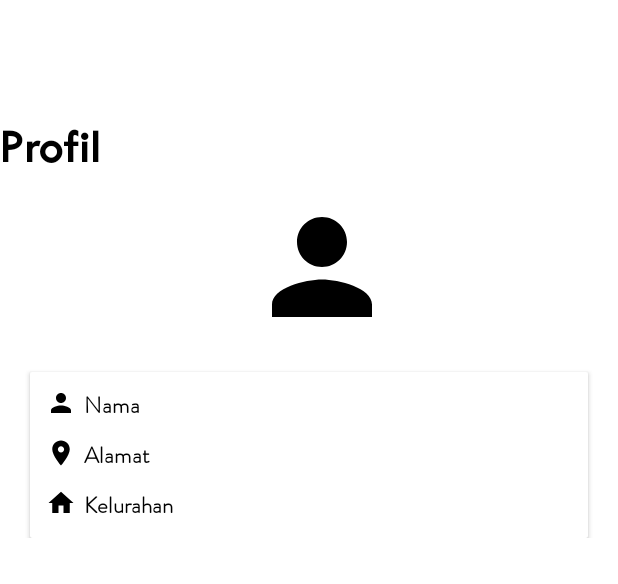
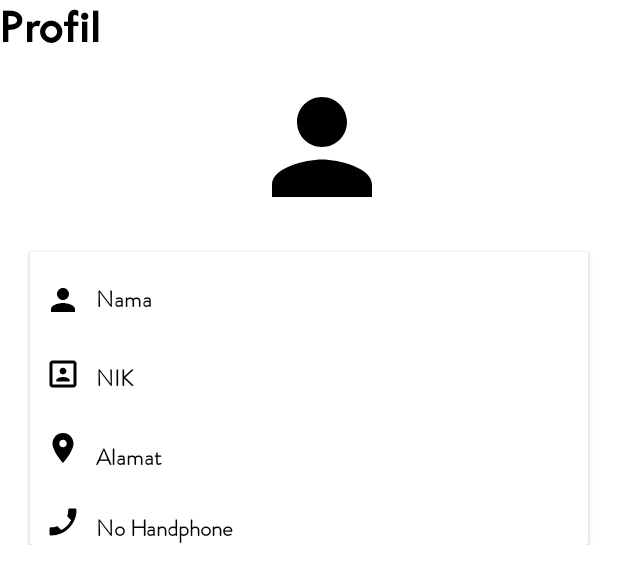
Before and after one commit to DwiAmalia/pakraden_gercep, an Android app: the layout fragment_profil.xml on its own in the app's theme, with its tools: preview values and no code run, on a phone screen of 412 x 824 dp. Shown: the top 584 px of the screen. Run offline under Robolectric (Android 15) with nearby library versions, the phone set to English and light mode, and no system bars.

Commit message:
create user interface xml

```diff
--- a/app/src/main/java/id/go/pringsewukab/pakraden_gercep/ui/notifications/NotificationsFragment.java
+++ b/app/src/main/java/id/go/pringsewukab/pakraden_gercep/ui/notifications/NotificationsFragment.java
@@ -10,21 +10,21 @@ import androidx.annotation.NonNull;
 import androidx.fragment.app.Fragment;
 import androidx.lifecycle.ViewModelProvider;
 
-import id.go.pringsewukab.pakraden_gercep.databinding.FragmentNotificationsBinding;
+import id.go.pringsewukab.pakraden_gercep.databinding.FragmentProfilBinding;
 
 public class NotificationsFragment extends Fragment {
 
-    private FragmentNotificationsBinding binding;
+    private FragmentProfilBinding binding;
 
     public View onCreateView(@NonNull LayoutInflater inflater,
                              ViewGroup container, Bundle savedInstanceState) {
         NotificationsViewModel notificationsViewModel =
                 new ViewModelProvider(this).get(NotificationsViewModel.class);
 
-        binding = FragmentNotificationsBinding.inflate(inflater, container, false);
+        binding = FragmentProfilBinding.inflate(inflater, container, false);
         View root = binding.getRoot();
 
-        final TextView textView = binding.textNotifications;
+        final TextView textView = binding.tv1;
         notificationsViewModel.getText().observe(getViewLifecycleOwner(), textView::setText);
         return root;
     }
--- /dev/null
+++ b/app/src/main/res/drawable-v24/cv_profile_bg.xml
@@ -0,0 +1,9 @@
+<vector xmlns:android="http://schemas.android.com/apk/res/android"
+    android:width="400dp"
+    android:height="400dp"
+    android:viewportWidth="301"
+    android:viewportHeight="301">
+    <path
+        android:pathData="M150.5,150.5m-150.5,0a150.5,150.5 0,1 1,301 0a1.5,150.5 0,1 1,-301 0"
+        android:fillColor="#6A5BE2"/>
+</vector>
--- /dev/null
+++ b/app/src/main/res/drawable-v24/cv_profile_bg1.xml
@@ -0,0 +1,9 @@
+<vector xmlns:android="http://schemas.android.com/apk/res/android"
+    android:width="400dp"
+    android:height="400dp"
+    android:viewportWidth="301"
+    android:viewportHeight="301">
+    <path
+        android:pathData="M150.5,150.5m-150.5,0a150.5,150.5 0,1 1,301 0a1.5,150.5 0,1 1,-301 0"
+        android:fillColor="#6A5"/>
+</vector>
--- /dev/null
+++ b/app/src/main/res/drawable/ic_baseline_add_box_24.xml
@@ -0,0 +1,5 @@
+<vector android:height="24dp" android:tint="#000000"
+    android:viewportHeight="24" android:viewportWidth="24"
+    android:width="24dp" xmlns:android="http://schemas.android.com/apk/res/android">
+    <path android:fillColor="@android:color/white" android:pathData="M19,3L5,3c-1.11,0 -2,0.9 -2,2v14c0,1.1 0.89,2 2,2h14c1.1,0 2,-0.9 2,-2L21,5c0,-1.1 -0.9,-2 -2,-2zM17,13h-4v4h-2v-4L7,13v-2h4L11,7h2v4h4v2z"/>
+</vector>
--- /dev/null
+++ b/app/src/main/res/drawable/ic_baseline_idpersonal_24.xml
@@ -0,0 +1,5 @@
+<vector android:height="24dp" android:tint="#000000"
+    android:viewportHeight="24" android:viewportWidth="24"
+    android:width="24dp" xmlns:android="http://schemas.android.com/apk/res/android">
+    <path android:fillColor="@android:color/white" android:pathData="M12,12.25c1.24,0 2.25,-1.01 2.25,-2.25S13.24,7.75 12,7.75 9.75,8.76 9.75,10s1.01,2.25 2.25,2.25zM16.5,16.25c0,-1.5 -3,-2.25 -4.5,-2.25s-4.5,0.75 -4.5,2.25L7.5,17h9v-0.75zM19,3L5,3c-1.1,0 -2,0.9 -2,2v14c0,1.1 0.9,2 2,2h14c1.1,0 2,-0.9 2,-2L21,5c0,-1.1 -0.9,-2 -2,-2zM19,19L5,19L5,5h14v14z"/>
+</vector>
--- /dev/null
+++ b/app/src/main/res/drawable/ic_baseline_mode_edit_24.xml
@@ -0,0 +1,5 @@
+<vector android:height="24dp" android:tint="#000000"
+    android:viewportHeight="24" android:viewportWidth="24"
+    android:width="24dp" xmlns:android="http://schemas.android.com/apk/res/android">
+    <path android:fillColor="@android:color/white" android:pathData="M3,17.25V21h3.75L17.81,9.94l-3.75,-3.75L3,17.25zM20.71,7.04c0.39,-0.39 0.39,-1.02 0,-1.41l-2.34,-2.34c-0.39,-0.39 -1.02,-0.39 -1.41,0l-1.83,1.83 3.75,3.75 1.83,-1.83z"/>
+</vector>
--- /dev/null
+++ b/app/src/main/res/drawable/ic_baseline_phone_enabled_24.xml
@@ -0,0 +1,5 @@
+<vector android:height="24dp" android:tint="#000000"
+    android:viewportHeight="24" android:viewportWidth="24"
+    android:width="24dp" xmlns:android="http://schemas.android.com/apk/res/android">
+    <path android:fillColor="@android:color/white" android:pathData="M17.38,10.79l-2.2,-2.2c-0.28,-0.28 -0.36,-0.67 -0.25,-1.02 0.37,-1.12 0.57,-2.32 0.57,-3.57 0,-0.55 0.45,-1 1,-1H20c0.55,0 1,0.45 1,1 0,9.39 -7.61,17 -17,17 -0.55,0 -1,-0.45 -1,-1v-3.49c0,-0.55 0.45,-1 1,-1 1.24,0 2.45,-0.2 3.57,-0.57 0.35,-0.12 0.75,-0.03 1.02,0.24l2.2,2.2c2.83,-1.45 5.15,-3.76 6.59,-6.59z"/>
+</vector>
--- a/app/src/main/res/layout/activity_home.xml
+++ b/app/src/main/res/layout/activity_home.xml
@@ -5,7 +5,6 @@
     android:layout_width="match_parent"
     android:layout_height="match_parent"
     android:paddingTop="?attr/actionBarSize">
-
 
 
     <com.google.android.material.bottomnavigation.BottomNavigationView
--- a/app/src/main/res/layout/fragment_profil.xml
+++ b/app/src/main/res/layout/fragment_profil.xml
@@ -1,5 +1,6 @@
 <?xml version="1.0" encoding="utf-8"?>
 <ScrollView
+    android:background="@color/white"
     xmlns:android="http://schemas.android.com/apk/res/android"
     xmlns:app="http://schemas.android.com/apk/res-auto"
     xmlns:tools="http://schemas.android.com/tools"
@@ -15,7 +16,6 @@
             android:id="@+id/tv1"
             android:layout_width="match_parent"
             android:layout_height="wrap_content"
-            android:layout_marginTop="80dp"
             android:fontFamily="@font/twentieth_century"
             android:text="Profil"
             android:textColor="@color/black"
@@ -28,7 +28,7 @@
 
 
         <ImageView
-            android:id="@+id/iv1"
+            android:id="@+id/imageProfile"
             android:layout_width="100dp"
             android:layout_height="100dp"
             android:layout_marginTop="12dp"
@@ -43,118 +43,132 @@
             android:background="@color/white"
             android:layout_width="match_parent"
             android:layout_height="wrap_content"
-            android:layout_marginHorizontal="10dp"
-            android:elevation="2dp"
+            android:padding="15dp"
+            android:elevation="9dp"
             app:layout_constraintEnd_toEndOf="parent"
             app:layout_constraintHorizontal_bias="0.0"
             app:layout_constraintStart_toStartOf="parent"
-            app:layout_constraintTop_toBottomOf="@+id/iv1"
+            app:layout_constraintTop_toBottomOf="@+id/imageProfile"
             android:layout_marginBottom="20dp">
 
-
-                <LinearLayout
-                    android:background="@color/white"
+            <androidx.constraintlayout.widget.ConstraintLayout
                 android:layout_width="match_parent"
-                    android:layout_height="match_parent"
-                    android:orientation="vertical"
-                    android:padding="5dp">
-
-                    <LinearLayout
-
-                        android:layout_width="match_parent"
-                        android:layout_height="match_parent"
-                        android:orientation="horizontal"
-                        android:padding="5dp">
+                android:layout_height="wrap_content"
+                android:layout_marginTop="20dp"
+                android:layout_marginLeft="10dp"
+                android:layout_marginRight="10dp">
 
                 <ImageView
-                            android:layout_width="20dp"
-                            android:layout_height="20dp"
-                            android:src="@drawable/ic_baseline_person_24" />
+                    android:id="@+id/icon_name"
+                    android:layout_width="wrap_content"
+                    android:layout_height="wrap_content"
+                    android:src="@drawable/ic_baseline_person_24"
+                    tools:ignore="MissingConstraints" />
 
                 <TextView
-                            android:id="@+id/nama_pegawai"
-                            android:layout_marginLeft="5dp"
-                            android:layout_width="match_parent"
+                    android:id="@+id/name"
+                    android:layout_width="0dp"
                     android:layout_height="wrap_content"
                     android:fontFamily="@font/brandon_light"
                     android:text="Nama"
                     android:textColor="@color/black"
                     android:textSize="15dp"
-                            android:textStyle="bold" />
+                    android:layout_marginLeft="10dp"
+                    android:textStyle="bold"
+                    app:layout_constraintEnd_toEndOf="parent"
+                    app:layout_constraintStart_toEndOf="@+id/icon_name"
+                    tools:ignore="MissingConstraints" />
 
 
-                    </LinearLayout>
-                    <LinearLayout
+                <ImageView
+                    android:layout_marginTop="25dp"
+                    android:id="@+id/icon_id"
+                    android:layout_width="wrap_content"
+                    android:layout_height="wrap_content"
+                    android:src="@drawable/ic_baseline_idpersonal_24"
+                    app:layout_constraintHorizontal_bias="0.527"
+                    app:layout_constraintStart_toStartOf="parent"
+                    app:layout_constraintTop_toBottomOf="@id/icon_name"/>
 
-                        android:layout_width="match_parent"
-                        android:layout_height="match_parent"
-                        android:orientation="horizontal"
-                        android:padding="5dp">
+                <TextView
+                    android:id="@+id/nik"
+                    android:layout_width="0dp"
+                    android:layout_height="wrap_content"
+                    android:fontFamily="@font/brandon_light"
+                    android:text="NIK"
+                    android:textColor="@color/black"
+                    android:textSize="15dp"
+                    android:layout_marginLeft="10dp"
+                    android:layout_marginTop="30dp"
+                    android:textStyle="bold"
+                    app:layout_constraintEnd_toEndOf="parent"
+                    app:layout_constraintStart_toEndOf="@+id/icon_id"
+                    app:layout_constraintTop_toBottomOf="@id/name" />
+
 
                 <ImageView
-                            android:layout_width="20dp"
-                            android:layout_height="20dp"
-                            android:src="@drawable/ic_baseline_location_on_24" />
+                    android:layout_marginTop="25dp"
+                    android:id="@+id/icon_addres"
+                    android:layout_width="wrap_content"
+                    android:layout_height="wrap_content"
+                    android:src="@drawable/ic_baseline_location_on_24"
+                    app:layout_constraintHorizontal_bias="0.527"
+                    app:layout_constraintStart_toStartOf="parent"
+                    app:layout_constraintTop_toBottomOf="@id/icon_id"/>
 
                 <TextView
-                            android:id="@+id/alamat"
-                            android:layout_marginLeft="5dp"
-                            android:layout_width="match_parent"
+                    android:id="@+id/addres"
+                    android:layout_width="0dp"
                     android:layout_height="wrap_content"
                     android:fontFamily="@font/brandon_light"
                     android:text="Alamat"
                     android:textColor="@color/black"
                     android:textSize="15dp"
-                            android:textStyle="bold" />
+                    android:layout_marginLeft="10dp"
+                    android:layout_marginTop="30dp"
+                    android:textStyle="bold"
+                    app:layout_constraintEnd_toEndOf="parent"
+                    app:layout_constraintStart_toEndOf="@+id/icon_id"
+                    app:layout_constraintTop_toBottomOf="@id/nik" />
+
+                <ImageView
+                    android:layout_marginTop="25dp"
+                    android:id="@+id/icon_phone"
+                    android:layout_width="wrap_content"
+                    android:layout_height="wrap_content"
+                    android:src="@drawable/ic_baseline_phone_enabled_24"
+                    app:layout_constraintHorizontal_bias="0.527"
+                    app:layout_constraintStart_toStartOf="parent"
+                    app:layout_constraintTop_toBottomOf="@id/icon_addres"/>
+
+                <TextView
+                    android:id="@+id/phone"
+                    android:layout_width="0dp"
+                    android:layout_height="wrap_content"
+                    android:fontFamily="@font/brandon_light"
+                    android:text="No Handphone"
+                    android:textColor="@color/black"
+                    android:textSize="15dp"
+                    android:layout_marginLeft="10dp"
+                    android:layout_marginTop="30dp"
+                    android:textStyle="bold"
+                    app:layout_constraintEnd_toEndOf="parent"
+                    app:layout_constraintStart_toEndOf="@+id/icon_phone"
+                    app:layout_constraintTop_toBottomOf="@id/icon_addres" />
 
 
-                    </LinearLayout>
-
-                    <LinearLayout
-
-                        android:layout_width="match_parent"
-                        android:layout_height="match_parent"
-                        android:orientation="horizontal"
-                        android:padding="5dp">
-
-                        <ImageView
-                            android:layout_width="20dp"
-                            android:layout_height="20dp"
-                            android:src="@drawable/ic_home_black_24dp" />
-
-                        <TextView
-                            android:id="@+id/ket"
-                            android:layout_marginLeft="5dp"
-                            android:layout_width="match_parent"
+                <Button
+                    android:id="@+id/button_edit"
+                    android:layout_width="wrap_content"
                     android:layout_height="wrap_content"
-                            android:fontFamily="@font/brandon_light"
-                            android:text="Kelurahan"
-                            android:textColor="@color/black"
-                            android:textSize="15dp"
-                            android:textStyle="bold" />
+                    android:text="Edit Profil"
+                    android:textStyle="bold"
+                    android:fontFamily="@font/twentieth_century"
+                    app:layout_constraintStart_toEndOf="@+id/phone"
+                    app:layout_constraintTop_toBottomOf="parent" />
 
 
-                    </LinearLayout>
-
-                    </LinearLayout>
-
+            </androidx.constraintlayout.widget.ConstraintLayout>
         </androidx.cardview.widget.CardView>
-
-
-        <TextView
-        android:id="@+id/text_notifications"
-        android:layout_width="match_parent"
-        android:layout_height="wrap_content"
-        android:layout_marginStart="8dp"
-        android:layout_marginTop="8dp"
-        android:layout_marginEnd="8dp"
-        android:textAlignment="center"
-        android:textSize="20sp"
-        app:layout_constraintBottom_toBottomOf="parent"
-        app:layout_constraintEnd_toEndOf="parent"
-        app:layout_constraintStart_toStartOf="parent"
-        app:layout_constraintTop_toTopOf="parent" />
-
     </androidx.constraintlayout.widget.ConstraintLayout>
-
 </ScrollView>
--- a/app/src/main/res/layout/splashscreen.xml
+++ b/app/src/main/res/layout/splashscreen.xml
@@ -56,7 +56,4 @@
             app:layout_constraintStart_toStartOf="parent"
             app:layout_constraintTop_toBottomOf="@id/tv1" />
     </androidx.constraintlayout.widget.ConstraintLayout>
-
-
-
 </androidx.constraintlayout.widget.ConstraintLayout>
--- a/app/src/main/res/menu/bottom_nav_menu.xml
+++ b/app/src/main/res/menu/bottom_nav_menu.xml
@@ -8,12 +8,12 @@
 
     <item
         android:id="@+id/navigation_dashboard"
-        android:icon="@drawable/ic_dashboard_black_24dp"
-        android:title="@string/title_dashboard" />
+        android:icon="@drawable/ic_baseline_add_box_24"
+        android:title="Pengajuan" />
 
     <item
         android:id="@+id/navigation_profile"
-        android:icon="@drawable/ic_notifications_black_24dp"
+        android:icon="@drawable/ic_baseline_person_24"
         android:title="Profil" />
 
 </menu>
```
Also changed, not shown: app/src/main/res/layout/fragment_home.xml (+9 -0 lines). Lines whose indentation alone changed are shown as unchanged.
